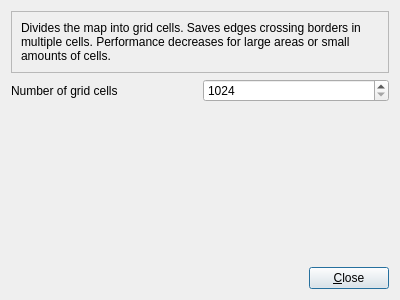
Above: plugins/gpsgrid/ggdialog.ui from shentok/MoNav before the change. Below: the same form after it.
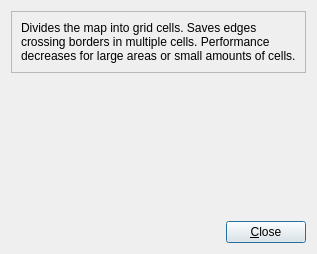
That is the form after the change.

Commit message: Cleint: Disabled some non-functional buttons. Fixed buggy data directory chooser. Quit on no data directory.

```diff
--- a/plugins/gpsgrid/ggdialog.ui
+++ b/plugins/gpsgrid/ggdialog.ui
@@ -2,14 +2,6 @@
 <ui version="4.0">
  <class>GGDialog</class>
  <widget class="QDialog" name="GGDialog">
-  <property name="geometry">
-   <rect>
-    <x>0</x>
-    <y>0</y>
-    <width>400</width>
-    <height>300</height>
-   </rect>
-  </property>
   <property name="windowTitle">
    <string>Dialog</string>
   </property>
@@ -42,33 +34,6 @@
      </layout>
     </widget>
    </item>
-   <item>
-    <layout class="QGridLayout" name="gridLayout">
-     <item row="0" column="0">
-      <widget class="QLabel" name="label_2">
-       <property name="text">
-        <string>Number of grid cells</string>
-       </property>
-       <property name="buddy">
-        <cstring>cells</cstring>
-       </property>
-      </widget>
-     </item>
-     <item row="0" column="1">
-      <widget class="QSpinBox" name="cells">
-       <property name="minimum">
-        <number>1024</number>
-       </property>
-       <property name="maximum">
-        <number>1073741824</number>
-       </property>
-       <property name="singleStep">
-        <number>1024</number>
-       </property>
-      </widget>
-     </item>
-    </layout>
-   </item>
    <item>
     <spacer name="verticalSpacer">
      <property name="orientation">
```
The commit also changes 4 other files.
